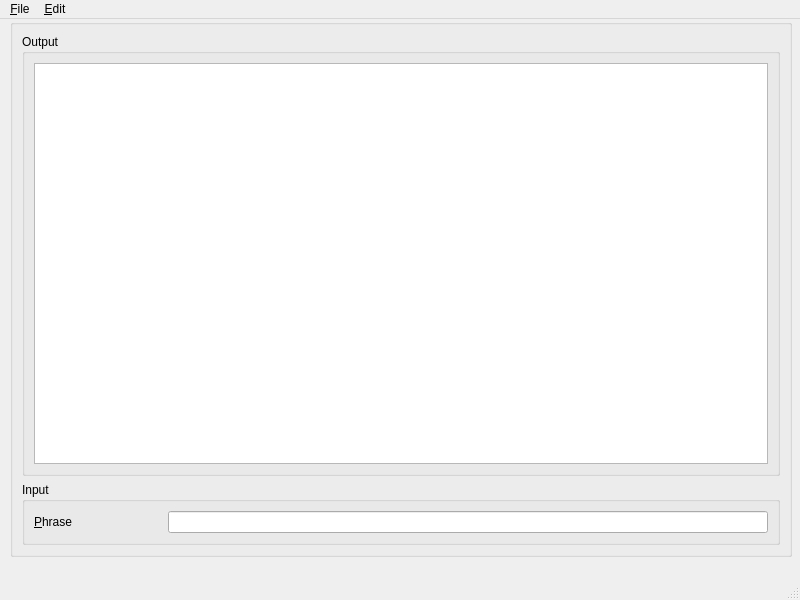
Qt form mainwindow.ui (QTinman/biblex) before a commit.
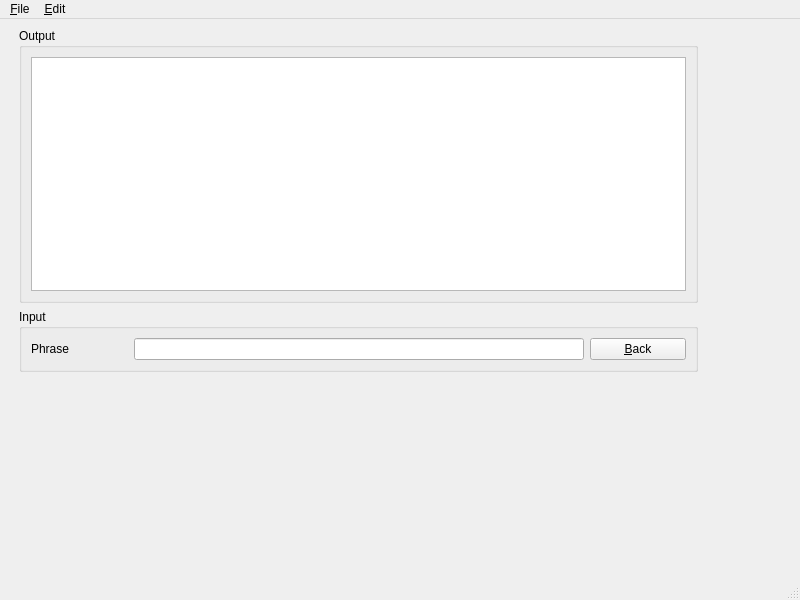
The same form after that commit. Icons and pictures are not drawn.

What changed in the file:
```diff
--- a/mainwindow.ui
+++ b/mainwindow.ui
@@ -18,18 +18,15 @@
     <normaloff>:/new/icon/b_black.png</normaloff>:/new/icon/b_black.png</iconset>
   </property>
   <widget class="QWidget" name="centralwidget">
-   <widget class="QGroupBox" name="groupBox_3">
+   <widget class="QFrame" name="frame_3">
     <property name="geometry">
      <rect>
       <x>10</x>
       <y>0</y>
-      <width>782</width>
-      <height>538</height>
+      <width>697</width>
+      <height>362</height>
      </rect>
     </property>
-    <property name="title">
-     <string/>
-    </property>
     <layout class="QGridLayout" name="gridLayout_2">
      <item row="1" column="0">
       <widget class="QGroupBox" name="groupBox">
@@ -54,10 +51,7 @@
              </size>
             </property>
             <property name="text">
-             <string>&amp;Phrase</string>
-            </property>
-            <property name="buddy">
-             <cstring>lineEdit</cstring>
+             <string>Phrase</string>
             </property>
            </widget>
           </item>
@@ -71,7 +65,7 @@
             </property>
             <property name="minimumSize">
              <size>
-              <width>600</width>
+              <width>450</width>
               <height>0</height>
              </size>
             </property>
@@ -86,6 +80,13 @@
             </property>
            </widget>
           </item>
+          <item>
+           <widget class="QPushButton" name="pushButton">
+            <property name="text">
+             <string>&amp;Back</string>
+            </property>
+           </widget>
+          </item>
          </layout>
         </item>
        </layout>
@@ -111,6 +112,14 @@
             <verstretch>0</verstretch>
            </sizepolicy>
           </property>
+          <property name="html">
+           <string>&lt;!DOCTYPE HTML PUBLIC &quot;-//W3C//DTD HTML 4.0//EN&quot; &quot;http://www.w3.org/TR/REC-html40/strict.dtd&quot;&gt;
+&lt;html&gt;&lt;head&gt;&lt;meta name=&quot;qrichtext&quot; content=&quot;1&quot; /&gt;&lt;style type=&quot;text/css&quot;&gt;
+p, li { white-space: pre-wrap; }
+&lt;/style&gt;&lt;/head&gt;&lt;body style=&quot; font-family:'Ubuntu'; font-size:11pt; font-weight:400; font-style:normal;&quot;&gt;
+&lt;p style=&quot;-qt-paragraph-type:empty; margin-top:0px; margin-bottom:0px; margin-left:0px; margin-right:0px; -qt-block-indent:0; text-indent:0px;&quot;&gt;&lt;br /&gt;&lt;/p&gt;
+&lt;p style=&quot;-qt-paragraph-type:empty; margin-top:0px; margin-bottom:0px; margin-left:0px; margin-right:0px; -qt-block-indent:0; text-indent:0px;&quot;&gt;&lt;br /&gt;&lt;/p&gt;&lt;/body&gt;&lt;/html&gt;</string>
+          </property>
          </widget>
         </item>
        </layout>
```
Left out of the diff: 22 changed lines with no effect on the pictures.
